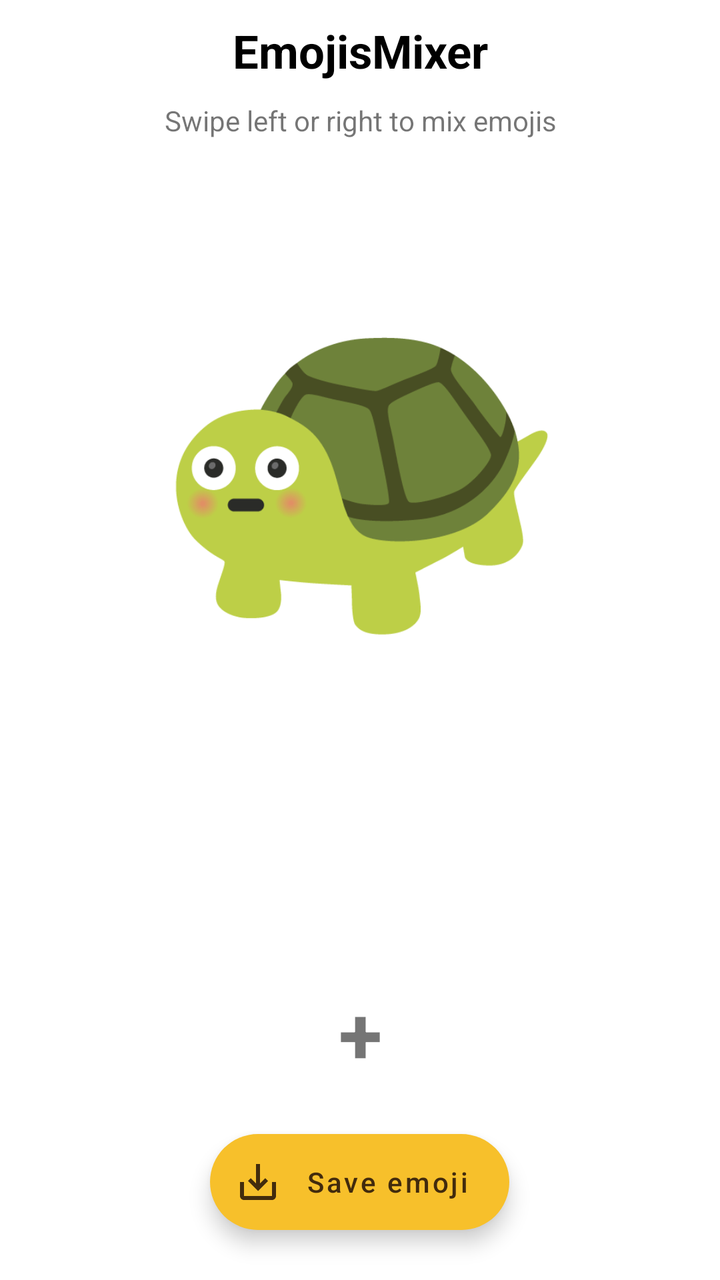
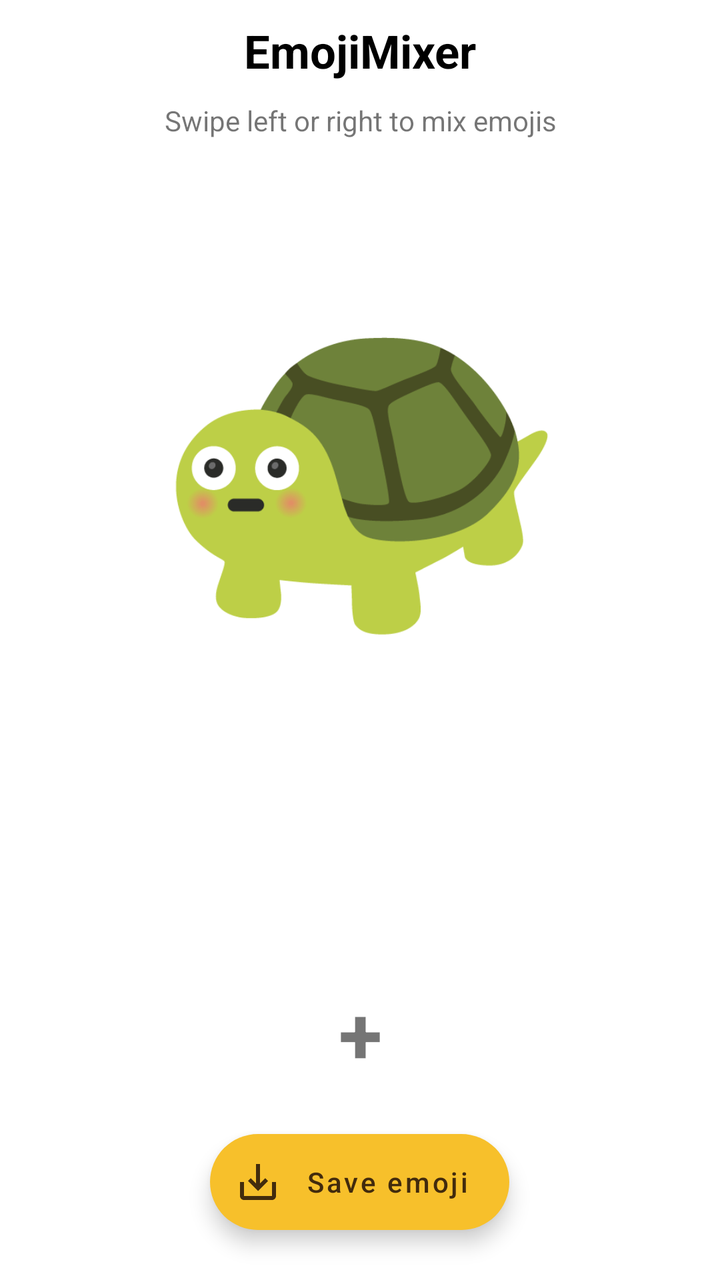

Compare the two renders of this Android layout. The source of the first and the diff that turns it into the second are given below.
<!-- AndroidManifest.xml: application theme Theme.MyApplication -->
<!-- res/layout/activity_main.xml -->
<?xml version="1.0" encoding="utf-8"?>
<LinearLayout xmlns:android="http://schemas.android.com/apk/res/android"
    xmlns:app="http://schemas.android.com/apk/res-auto"
    android:layout_width="match_parent"
    android:layout_height="match_parent"
    android:layout_marginTop="20dp"
    android:gravity="center_horizontal"
    android:orientation="vertical">

    <TextView
        android:id="@+id/activityTitle"
        android:layout_width="match_parent"
        android:layout_height="wrap_content"
        android:layout_marginTop="10dp"
        android:gravity="center"
        android:text="EmojisMixer"
        android:textColor="#000"
        android:textSize="23sp"
        android:textStyle="bold" />

    <TextView
        android:id="@+id/activityDesc"
        android:layout_width="match_parent"
        android:layout_height="wrap_content"
        android:layout_marginTop="10dp"
        android:layout_marginBottom="60dp"
        android:gravity="center"
        android:text="Swipe left or right to mix emojis"
        android:textSize="14sp" />

    <LinearLayout
        android:layout_width="match_parent"
        android:layout_height="match_parent"
        android:layout_weight="1"
        android:gravity="center_horizontal"
        android:orientation="vertical">

        <RelativeLayout
            android:layout_width="200dp"
            android:layout_height="200dp">

            <ImageView
                android:id="@+id/progressBar"
                android:layout_width="60dp"
                android:layout_height="60dp"
                android:layout_centerInParent="true"
                android:src="@drawable/loading" />

            <ImageView
                android:id="@+id/mixedEmoji"
                android:layout_width="200dp"
                android:layout_height="200dp"
                android:layout_centerInParent="true"
                android:src="@drawable/shocked" />

        </RelativeLayout>

        <LinearLayout
            android:layout_width="match_parent"
            android:layout_height="wrap_content"
            android:layout_marginTop="60dp"
            android:orientation="vertical">

            <LinearLayout
                android:layout_width="match_parent"
                android:layout_height="100dp"
                android:orientation="vertical">

                <androidx.viewpager2.widget.ViewPager2
                    android:id="@+id/emojisSlider1"
                    android:layout_width="match_parent"
                    android:layout_height="match_parent" />
            </LinearLayout>

            <TextView
                android:layout_width="match_parent"
                android:layout_height="wrap_content"
                android:gravity="center"
                android:text="+"
                android:textSize="40sp"
                android:textStyle="bold" />

            <LinearLayout
                android:layout_width="match_parent"
                android:layout_height="100dp"
                android:orientation="vertical">

                <androidx.viewpager2.widget.ViewPager2
                    android:id="@+id/emojisSlider2"
                    android:layout_width="match_parent"
                    android:layout_height="match_parent" />
            </LinearLayout>
        </LinearLayout>
    </LinearLayout>

    <com.google.android.material.floatingactionbutton.ExtendedFloatingActionButton
        android:id="@+id/saveEmoji"
        android:layout_width="wrap_content"
        android:layout_height="wrap_content"
        android:layout_marginTop="30dp"
        android:layout_marginBottom="25dp"
        android:gravity="center_vertical"
        android:text="Save emoji"
        android:textColor="#422B0D"
        android:textSize="14sp"
        android:textAllCaps="false"
        app:backgroundTint="#F7C02B"
        app:icon="@drawable/ic_outline_save_alt_24"
        app:iconTint="#422B0D" />
</LinearLayout>
<!-- resources referenced by this layout -->
<resources>
  <!-- drawable ic_outline_save_alt_24 (drawable) -->
  <vector android:height="24dp" android:tint="#FFFFFF"
      android:viewportHeight="24" android:viewportWidth="24"
      android:width="24dp" xmlns:android="http://schemas.android.com/apk/res/android">
      <path android:fillColor="@android:color/white" android:pathData="M19,12v7L5,19v-7L3,12v7c0,1.1 0.9,2 2,2h14c1.1,0 2,-0.9 2,-2v-7h-2zM13,12.67l2.59,-2.58L17,11.5l-5,5 -5,-5 1.41,-1.41L11,12.67L11,3h2v9.67z"/>
  </vector>
  <!-- drawable loading: png bitmap (drawable-v24, 6041 bytes) -->
  <!-- drawable shocked: png bitmap (drawable-v24, 7876 bytes) -->
  <style name="Theme.MyApplication" parent="Theme.MaterialComponents.Light.NoActionBar">
          
          <item name="colorPrimary">@color/purple_500</item>
          <item name="colorPrimaryVariant">@color/purple_700</item>
          <item name="colorOnPrimary">@color/white</item>
          
          <item name="colorSecondary">@color/teal_200</item>
          <item name="colorSecondaryVariant">@color/teal_700</item>
          <item name="colorOnSecondary">@color/black</item>
          
          <item name="android:statusBarColor">@android:color/white</item>
          <item name="android:windowLightStatusBar" tools:targetApi="m">true</item>
  
          
      </style>
  <color name="purple_500">#FF6200EE</color>
  <color name="purple_700">#FF3700B3</color>
  <color name="white">#FFFFFFFF</color>
  <color name="teal_200">#FF03DAC5</color>
  <color name="teal_700">#FF018786</color>
  <color name="black">#FF000000</color>
</resources>

<!-- the commit's change to res/layout/activity_main.xml (unified diff, before → after) -->
@@ -13,7 +13,7 @@
         android:layout_height="wrap_content"
         android:layout_marginTop="10dp"
         android:gravity="center"
-        android:text="EmojisMixer"
+        android:text="@string/app_name"
         android:textColor="#000"
         android:textSize="23sp"
         android:textStyle="bold" />
<!-- resource entries referenced after the edit -->
@@ -8,6 +8,7 @@
   </vector>
   <!-- drawable loading: png bitmap (drawable-v24, 6041 bytes) -->
   <!-- drawable shocked: png bitmap (drawable-v24, 7876 bytes) -->
+  <string name="app_name">EmojiMixer</string>
   <style name="Theme.MyApplication" parent="Theme.MaterialComponents.Light.NoActionBar">
           
           <item name="colorPrimary">@color/purple_500</item>
